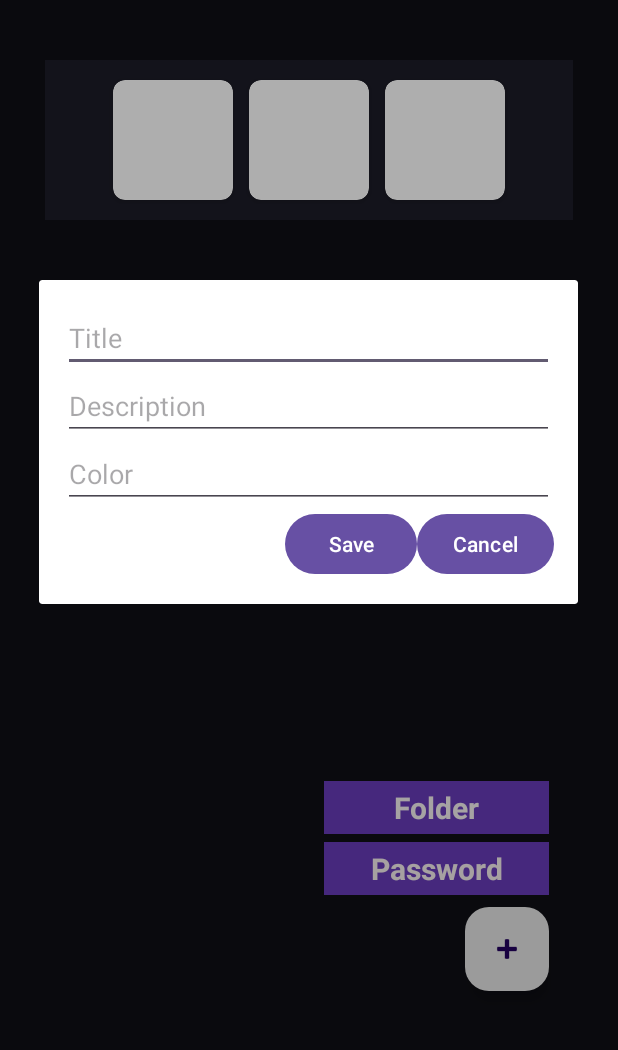
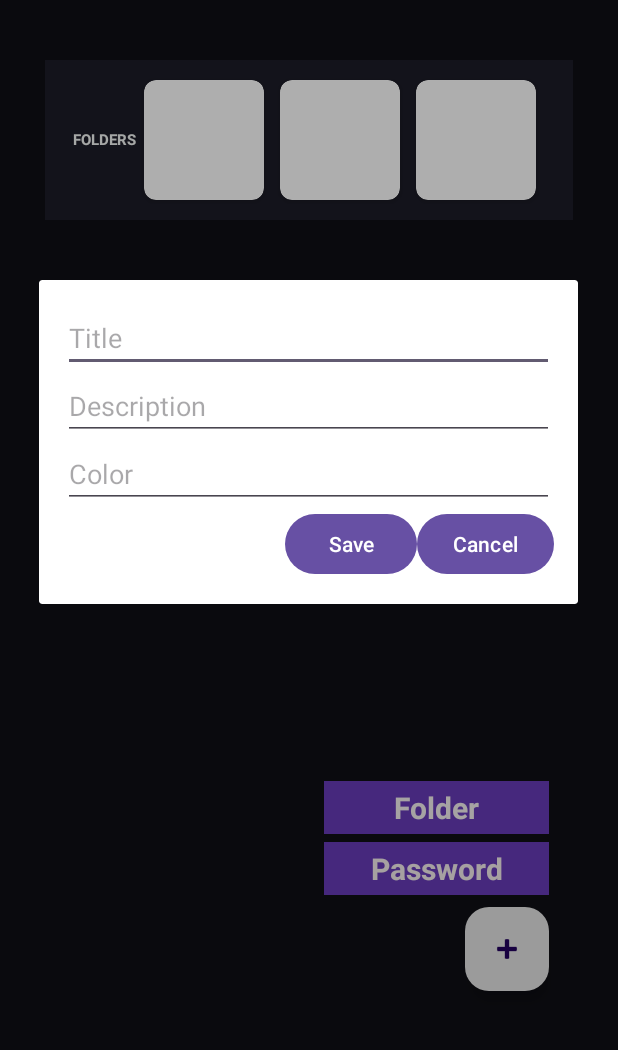
Before and after one commit to css-enjoyer/MP_Password-Manager, an Android app: the screen it shows after launch (MainActivity), after a tap on "Folder", on a phone screen of 412 x 824 dp, the part 176-1226 px from its top. Run offline under Robolectric (Android 15) with nearby library versions, the phone set to English and light mode, and no system bars; 1 other tap on this screen came first.

Commit message:
Add container legends

```diff
--- a/app/src/main/res/layout/activity_main.xml
+++ b/app/src/main/res/layout/activity_main.xml
@@ -26,6 +26,7 @@
         app:layout_constraintTop_toTopOf="parent"
         app:layout_constraintVertical_bias="0.028" />
 
+    <!--  Folder Container  -->
     <LinearLayout
         android:id="@+id/foldersLayout"
         android:layout_width="match_parent"
@@ -38,7 +39,17 @@
         app:layout_constraintEnd_toEndOf="parent"
         app:layout_constraintStart_toStartOf="parent"
         app:layout_constraintTop_toBottomOf="@id/titleTextView">
-        <!-- FrameLayouts with ImageViews go here -->
+        <TextView
+            android:id="@+id/folderLegend"
+            android:layout_width="wrap_content"
+            android:layout_height="wrap_content"
+            android:text="Folders"
+            android:textAlignment="center"
+            android:textAllCaps="true"
+            android:textColor="#F2F4F3"
+            android:textSize="10sp"
+            android:textStyle="bold"
+            android:typeface="normal" />
         <androidx.cardview.widget.CardView
             android:layout_width="80dp"
             android:layout_height="80dp"
@@ -46,8 +57,7 @@
             android:background="#E3E3E3"
             android:clickable="true"
             android:focusable="true"
-            app:cardCornerRadius="8dp"></androidx.cardview.widget.CardView>
-
+            app:cardCornerRadius="8dp"/>
         <androidx.cardview.widget.CardView
             android:layout_width="80dp"
             android:layout_height="80dp"
@@ -55,9 +65,7 @@
             android:background="#1C1C27"
             android:clickable="true"
             android:focusable="true"
-            app:cardCornerRadius="8dp">
-        </androidx.cardview.widget.CardView>
-
+            app:cardCornerRadius="8dp"/>
         <androidx.cardview.widget.CardView
             android:layout_width="80dp"
             android:layout_height="80dp"
@@ -65,10 +73,10 @@
             android:background="#1C1C27"
             android:clickable="true"
             android:focusable="true"
-            app:cardCornerRadius="8dp">
-        </androidx.cardview.widget.CardView>
+            app:cardCornerRadius="8dp"/>
     </LinearLayout>
 
+    <!--  Password Containers  -->
     <LinearLayout
         android:id="@+id/passwordsLayout"
         android:layout_width="match_parent"
@@ -81,7 +89,17 @@
         app:layout_constraintEnd_toEndOf="parent"
         app:layout_constraintStart_toStartOf="parent"
         app:layout_constraintTop_toBottomOf="@id/foldersLayout">
-
+        <TextView
+            android:id="@+id/pwLegend"
+            android:layout_width="wrap_content"
+            android:layout_height="wrap_content"
+            android:text="Passwords"
+            android:textAlignment="center"
+            android:textAllCaps="true"
+            android:textColor="#F2F4F3"
+            android:textSize="10sp"
+            android:textStyle="bold"
+            android:typeface="normal" />
         <androidx.cardview.widget.CardView
             android:layout_width="match_parent"
             android:layout_height="40dp"
@@ -89,8 +107,7 @@
             android:background="#E3E3E3"
             android:clickable="true"
             android:focusable="true"
-            app:cardCornerRadius="8dp"></androidx.cardview.widget.CardView>
-
+            app:cardCornerRadius="8dp"/>
         <androidx.cardview.widget.CardView
             android:layout_width="match_parent"
             android:layout_height="40dp"
@@ -98,8 +115,7 @@
             android:background="#E3E3E3"
             android:clickable="true"
             android:focusable="true"
-            app:cardCornerRadius="8dp"></androidx.cardview.widget.CardView>
-
+            app:cardCornerRadius="8dp"/>
         <androidx.cardview.widget.CardView
             android:layout_width="match_parent"
             android:layout_height="40dp"
@@ -107,7 +123,7 @@
             android:background="#E3E3E3"
             android:clickable="true"
             android:focusable="true"
-            app:cardCornerRadius="8dp"></androidx.cardview.widget.CardView>
+            app:cardCornerRadius="8dp"/>
     </LinearLayout>
 
     <com.google.android.material.floatingactionbutton.FloatingActionButton
```
